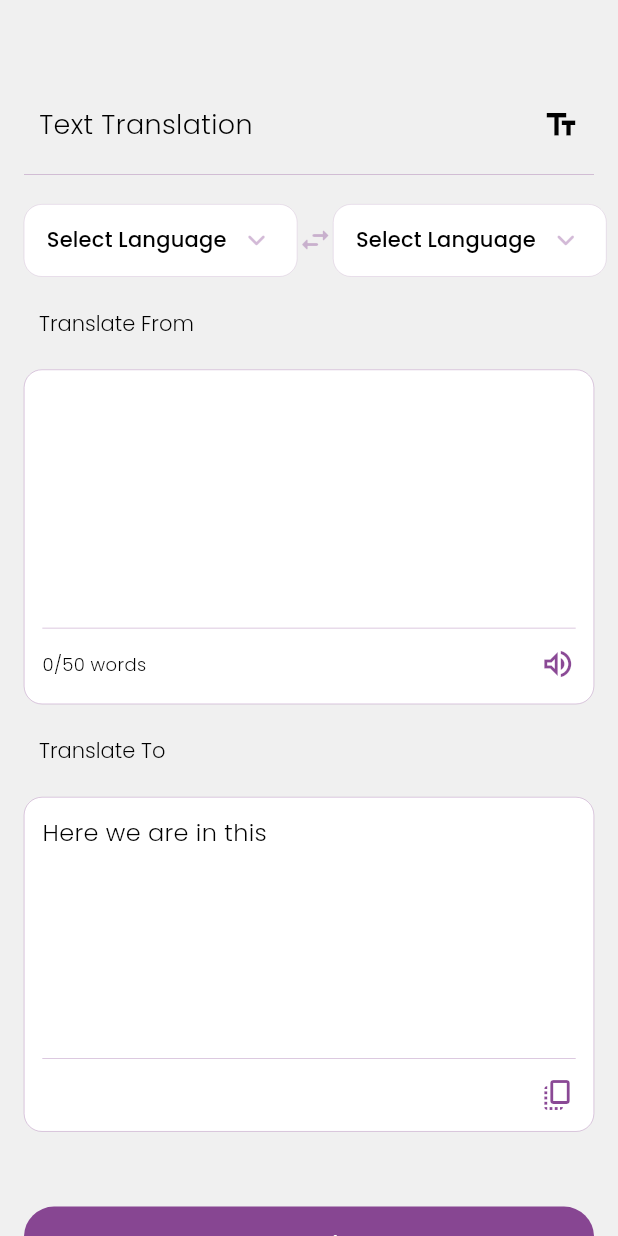
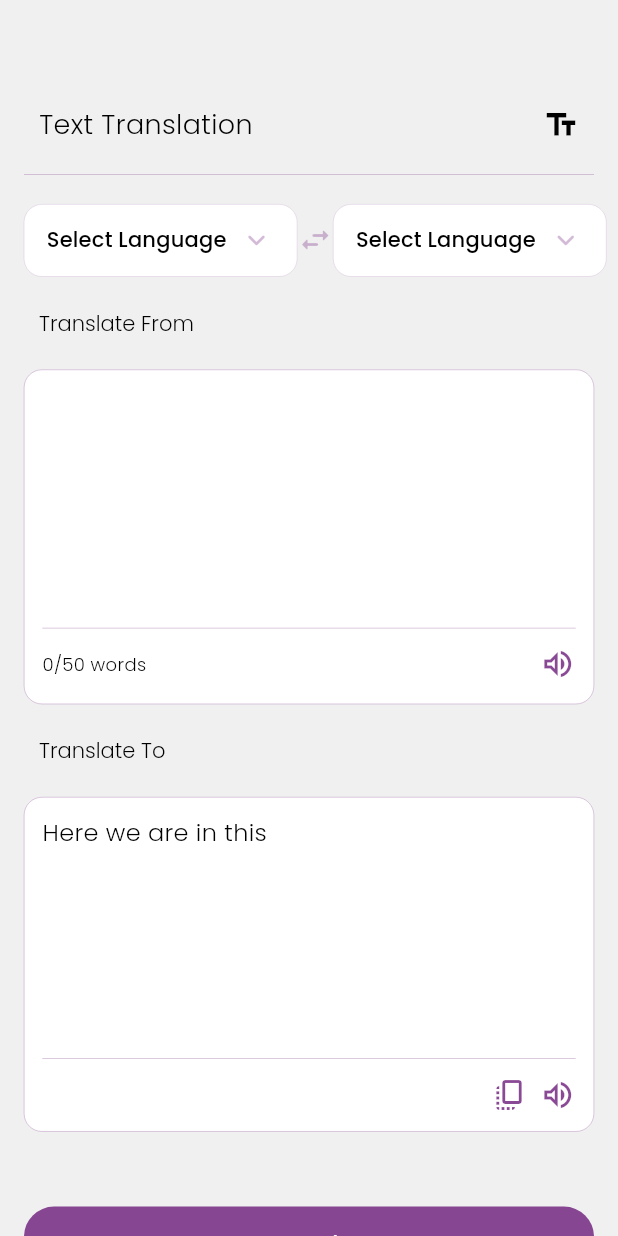
Before and after one commit to kwakyebrilliant/talkglobal, a Flutter app: the screen it shows after launch, after a tap on the "arrow forward" icon, on a phone screen of 412 x 824 dp. Run offline on Flutter 3.47's test engine with Material 3 defaults, Android fonts, the phone set to English and light mode, and no system bars; our stand-ins replace google_fonts.

Commit message:
translateto updates

```diff
--- a/lib/utility/translate_to.dart
+++ b/lib/utility/translate_to.dart
@@ -44,6 +44,13 @@ class _TranslateToState extends State<TranslateTo> {
                 Icons.copy_all_outlined,
                 color: const Color(0xFF6D1B7B).withOpacity(0.8),
               ),
+              const SizedBox(
+                width: 8.0,
+              ),
+              Icon(
+                Icons.volume_up_outlined,
+                color: const Color(0xFF6D1B7B).withOpacity(0.8),
+              ),
             ],
           ),
         ),
```
